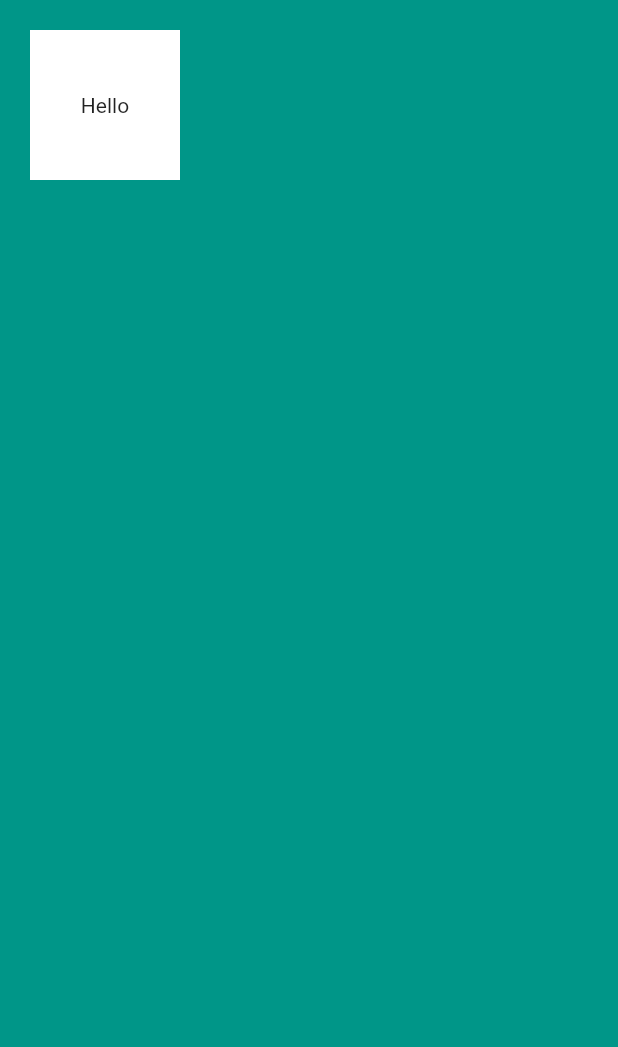
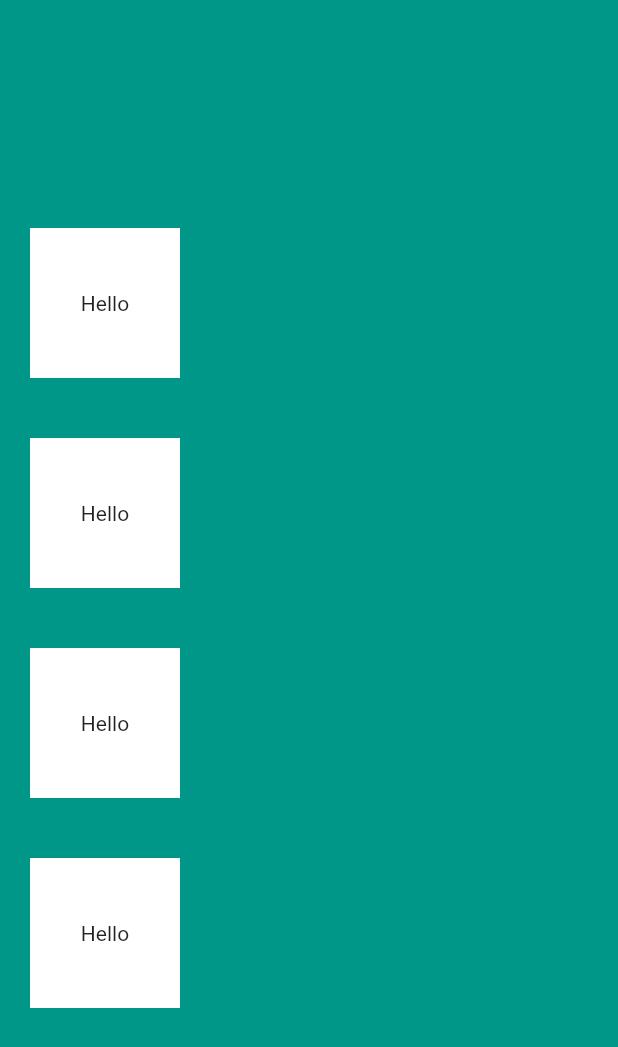
Before and after one commit to jay-develops/card_app, a Flutter app: the screen it shows after launch, on a phone screen of 412 x 824 dp. Shown: the top 1047 px of the screen. Run offline on Flutter 3.47's test engine with Material 2 defaults, Android fonts, the phone set to English and light mode, and no system bars.

Commit message:
column and containers

```diff
--- a/lib/main.dart
+++ b/lib/main.dart
@@ -1,4 +1,5 @@
 import 'package:flutter/material.dart';
+import 'package:flutter/widgets.dart';
 
 void main() {
   runApp(MyApp());
@@ -11,7 +12,10 @@ class MyApp extends StatelessWidget {
       home: Scaffold(
         backgroundColor: Colors.teal,
         body: SafeArea(
-          child: Container(
+          child: Column(
+            mainAxisAlignment: MainAxisAlignment.center,
+            children: <Widget>[
+              Container(
                 height: 100.0,
                 width: 100.0,
                 margin: EdgeInsets.all(20.0),
@@ -19,6 +23,32 @@ class MyApp extends StatelessWidget {
                 color: Colors.white,
                 child: Center(child: Text('Hello')),
               ),
+              Container(
+                height: 100.0,
+                width: 100.0,
+                margin: EdgeInsets.all(20.0),
+                padding: EdgeInsets.all(20.0),
+                color: Colors.white,
+                child: Center(child: Text('Hello')),
+              ),
+              Container(
+                height: 100.0,
+                width: 100.0,
+                margin: EdgeInsets.all(20.0),
+                padding: EdgeInsets.all(20.0),
+                color: Colors.white,
+                child: Center(child: Text('Hello')),
+              ),
+              Container(
+                height: 100.0,
+                width: 100.0,
+                margin: EdgeInsets.all(20.0),
+                padding: EdgeInsets.all(20.0),
+                color: Colors.white,
+                child: Center(child: Text('Hello')),
+              ),
+            ],
+          ),
         ),
       ),
     );
```
Also changed, not shown: 1 other file. Lines whose indentation alone changed are shown as unchanged.
